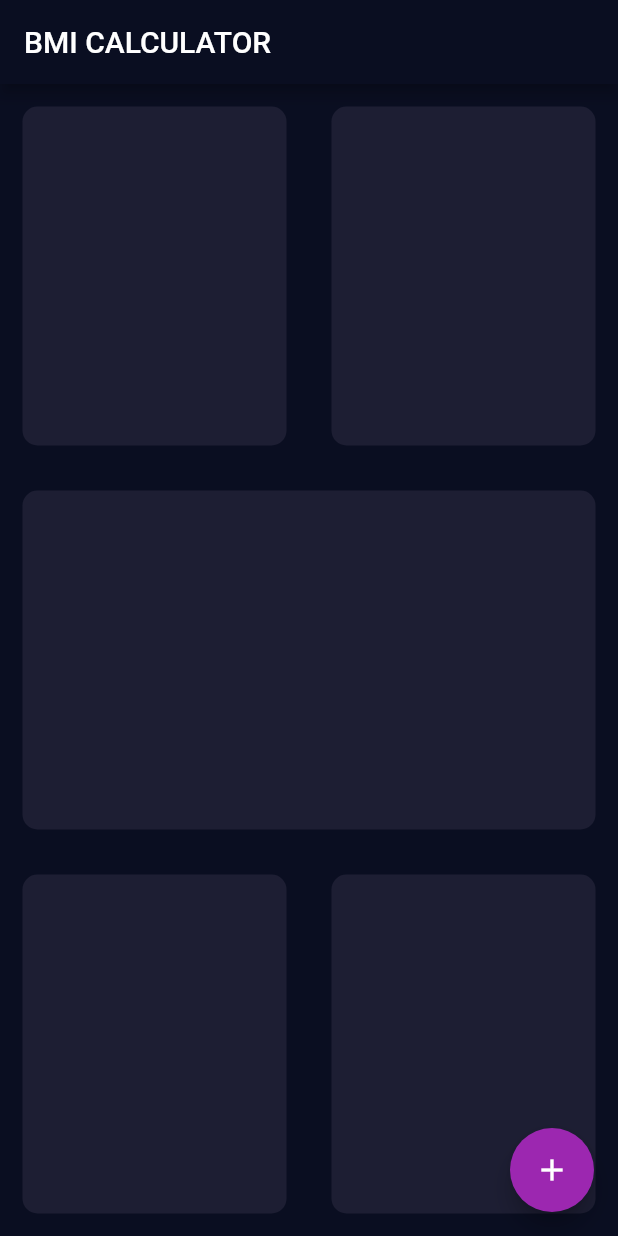
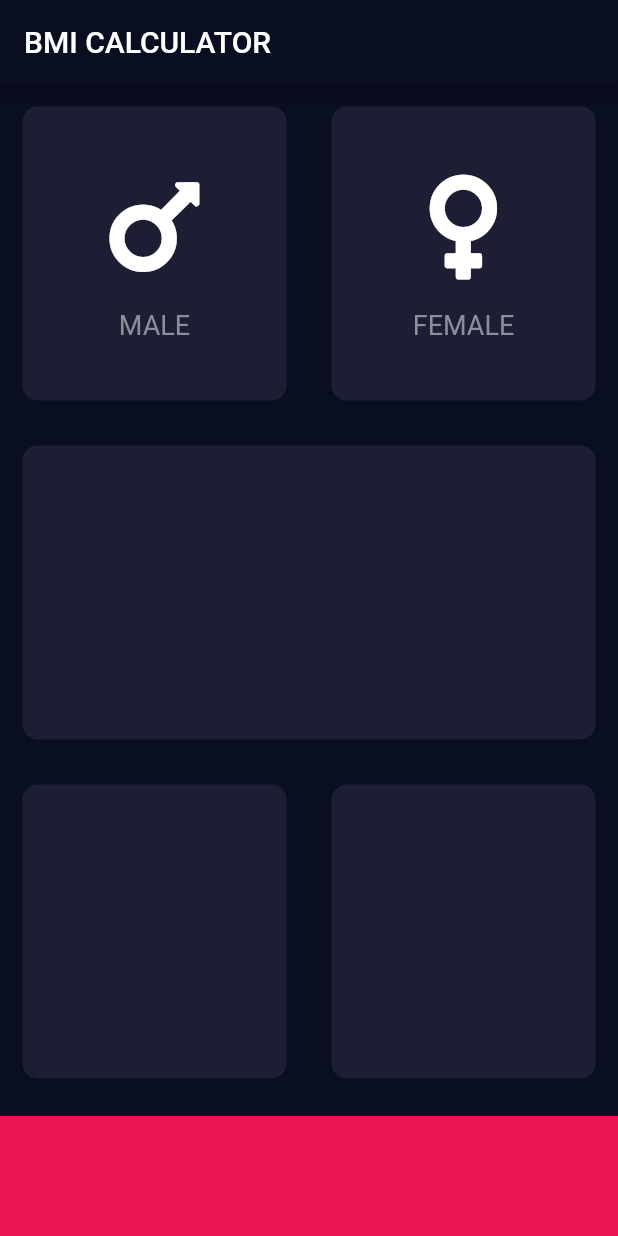
Before and after one commit to hritikhrk/bmi_calculator_flutter, a Flutter app: the screen it shows after launch, on a phone screen of 412 x 824 dp. Run offline on Flutter 3.47's test engine with Material 2 defaults, Android fonts, the phone set to English and light mode, and no system bars; our stand-ins replace font_awesome_flutter.

Commit message:
add icon content

```diff
--- /dev/null
+++ b/lib/icon_content.dart
@@ -0,0 +1,30 @@
+import 'package:flutter/material.dart';
+
+class IconContent extends StatelessWidget {
+  IconContent({this.icon, this.label});
+  final IconData icon;
+  final String label;
+
+  @override
+  Widget build(BuildContext context) {
+    return Column(
+      mainAxisAlignment: MainAxisAlignment.center,
+      children: <Widget>[
+        Icon(
+          icon,
+          size: 80.0,
+        ),
+        SizedBox(
+          height: 15.0,
+        ),
+        Text(
+          label,
+          style: TextStyle(
+            color: Color(0xFF8D8E98),
+            fontSize: 18.0,
+          ),
+        ),
+      ],
+    );
+  }
+}
--- a/lib/input_page.dart
+++ b/lib/input_page.dart
@@ -1,4 +1,11 @@
 import 'package:flutter/material.dart';
+import 'package:font_awesome_flutter/font_awesome_flutter.dart';
+import 'icon_content.dart';
+import 'reusable_card.dart';
+
+const bottomContainerHeight = 80.0;
+const activeCardColour = Color(0xFF1D1E33);
+const bottomContainerColour = Color(0xFFEB1555);
 
 class InputPage extends StatefulWidget {
   @override
@@ -19,12 +26,20 @@ class _InputPageState extends State<InputPage> {
               children: <Widget>[
                 Expanded(
                   child: ReusableCard(
-                    colour: Color(0xFF1D1E33),
+                    colour: activeCardColour,
+                    cardChild: IconContent(
+                      icon: FontAwesomeIcons.mars,
+                      label: 'MALE',
+                    ),
                   ),
                 ),
                 Expanded(
                   child: ReusableCard(
-                    colour: Color(0xFF1D1E33),
+                    colour: activeCardColour,
+                    cardChild: IconContent(
+                      icon: FontAwesomeIcons.venus,
+                      label: 'FEMALE',
+                    ),
                   ),
                 ),
               ],
@@ -32,7 +47,7 @@ class _InputPageState extends State<InputPage> {
           ),
           Expanded(
             child: ReusableCard(
-              colour: Color(0xFF1D1E33),
+              colour: activeCardColour,
             ),
           ),
           Expanded(
@@ -40,42 +55,25 @@ class _InputPageState extends State<InputPage> {
               children: <Widget>[
                 Expanded(
                   child: ReusableCard(
-                    colour: Color(0xFF1D1E33),
+                    colour: activeCardColour,
                   ),
                 ),
                 Expanded(
                   child: ReusableCard(
-                    colour: Color(0xFF1D1E33),
+                    colour: activeCardColour,
                   ),
                 ),
               ],
             ),
           ),
+          Container(
+            color: bottomContainerColour,
+            height: bottomContainerHeight,
+            width: double.infinity,
+            margin: EdgeInsets.only(top: 10.0),
+          ),
         ],
-      ),
-      floatingActionButton: Theme(
-        data: ThemeData(accentColor: Colors.purple),
-        child: FloatingActionButton(
-          onPressed: () {},
-          child: Icon(Icons.add),
-        ),
       ),
     );
   }
 }
-
-class ReusableCard extends StatelessWidget {
-  ReusableCard({required this.colour});
-  final Color colour;
-
-  @override
-  Widget build(BuildContext context) {
-    return Container(
-      margin: EdgeInsets.all(15.0),
-      decoration: BoxDecoration(
-        color: colour,
-        borderRadius: BorderRadius.circular(10.0),
-      ),
-    );
-  }
-}
--- /dev/null
+++ b/lib/reusable_card.dart
@@ -0,0 +1,20 @@
+import 'package:flutter/material.dart';
+
+class ReusableCard extends StatelessWidget {
+  ReusableCard({@required this.colour, this.cardChild});
+
+  final Color colour;
+  final Widget cardChild;
+
+  @override
+  Widget build(BuildContext context) {
+    return Container(
+      child: cardChild,
+      margin: EdgeInsets.all(15.0),
+      decoration: BoxDecoration(
+        color: colour,
+        borderRadius: BorderRadius.circular(10.0),
+      ),
+    );
+  }
+}
--- a/pubspec.yaml
+++ b/pubspec.yaml
@@ -18,7 +18,7 @@ publish_to: 'none' # Remove this line if you wish to publish to pub.dev
 version: 1.0.0+1
 
 environment:
-  sdk: ">=2.12.0 <3.0.0"
+  sdk: ">=2.1.0 <3.0.0"
 
 dependencies:
   flutter:
@@ -28,6 +28,7 @@ dependencies:
   # The following adds the Cupertino Icons font to your application.
   # Use with the CupertinoIcons class for iOS style icons.
   cupertino_icons: ^1.0.2
+  font_awesome_flutter: ^9.1.0
 
 dev_dependencies:
   flutter_test:
```
Also changed, not shown: lib/main.dart (line endings or trailing spaces), pubspec.lock.
